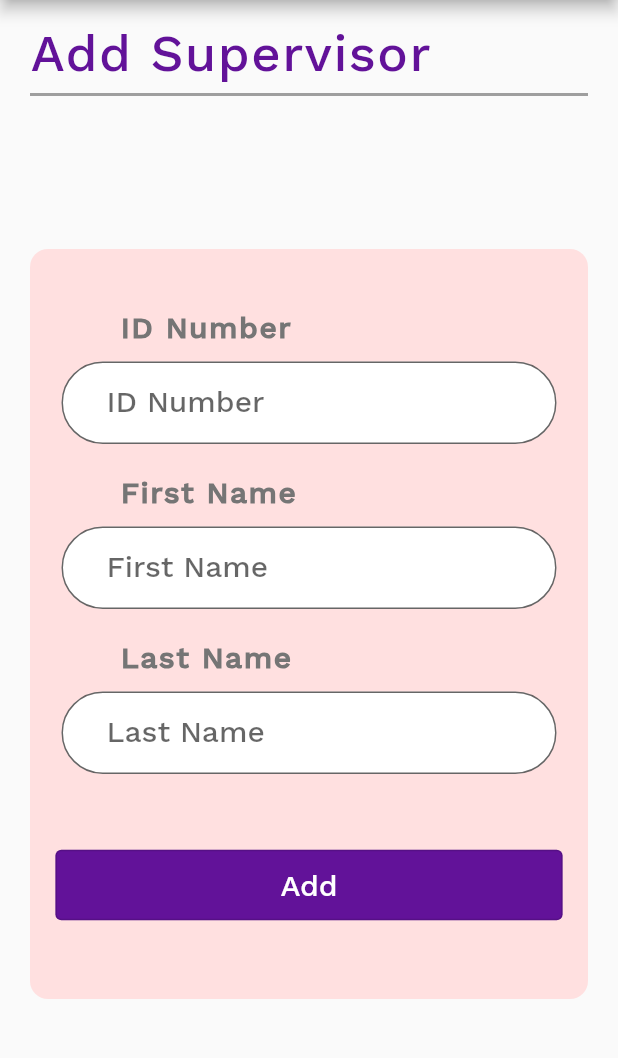
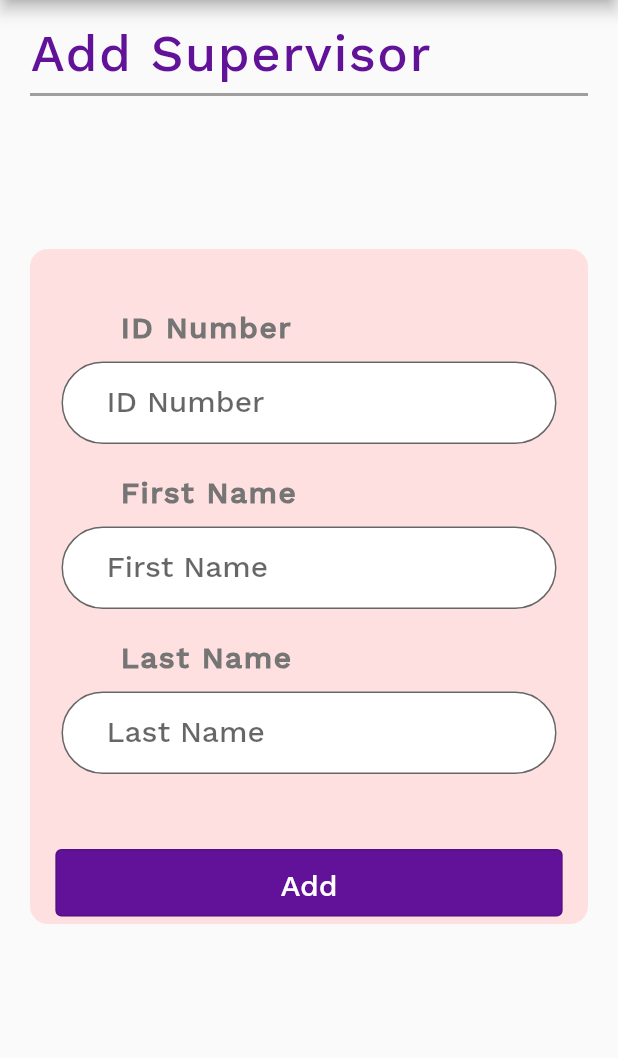
Before and after one commit to marcryangil/workforcemanagementsystem, a Flutter app: the Add_Supervisor screen opened by its route, on a phone screen of 412 x 824 dp, the part 84-1142 px from its top. Run offline on Flutter 3.47's test engine with Material 2 defaults, Android fonts, the phone set to English and light mode, and no system bars; accounts and stored records are empty.

Commit message:
Add files via upload

```diff
--- /dev/null
+++ b/lib/api/model/profile.dart
@@ -0,0 +1,22 @@
+import 'package:flutter/material.dart';
+//import 'package:flutter/cupertino.dart';
+
+class Profile {
+  final int id;
+  final String firstname;
+  final String lastname;
+
+  Profile({
+    @required this.id,
+    @required this.firstname,
+    @required this.lastname,
+  });
+
+  factory Profile.fromJson(Map<String, dynamic> json){
+    return Profile(
+      id: json['data']['id'] as int,
+      firstname: json['data']['firstname'] as String,
+      lastname: json['data']['lastname'] as String,
+    );
+  }
+}
--- a/lib/pages/add_employee.dart
+++ b/lib/pages/add_employee.dart
@@ -190,6 +190,8 @@ class Add_Employee extends StatelessWidget {
                         ),
                         SizedBox(height: 50.0,),
                         Center(
+                          child: SizedBox(
+                            height: 45,
                             child: OutlinedButton(
                               onPressed: (){
                                 Navigator.pushNamed(context, '/dashboard');
@@ -206,13 +208,13 @@ class Add_Employee extends StatelessWidget {
                               ),
                             ),
                           ),
+                        ),
                       ],
                     ),
                   ),
 
                 ),
                 SizedBox(height: 70,),
-
                 Center(
                   //padding: EdgeInsets.fromLTRB(60.0, 0, 0, 12),
                   child: Text(
--- a/lib/pages/add_supervisor.dart
+++ b/lib/pages/add_supervisor.dart
@@ -40,7 +40,7 @@ class Add_Supervisor extends StatelessWidget {
                 SizedBox(height: 95.0,),
                 SizedBox( ////////////////////////BOX
                   width: 600,
-                  height: 500,
+                  height: 450,
                   child: Container(
                     padding: EdgeInsets.fromLTRB(0, 40, 0, 0),
                     decoration: BoxDecoration(
@@ -155,6 +155,8 @@ class Add_Supervisor extends StatelessWidget {
                         ),
                         SizedBox(height: 50.0,),
                         Center(
+                          child: SizedBox(
+                            height: 45,
                             child: OutlinedButton(
                               onPressed: (){
                                 Navigator.pushNamed(context, '/dashboard');
@@ -171,12 +173,13 @@ class Add_Supervisor extends StatelessWidget {
                               ),
                             ),
                           ),
+                        ),
                       ],
                     ),
                   ),
 
                 ),
-                SizedBox(height: 135,),
+                SizedBox(height: 175,),
                 Center(
                   //padding: EdgeInsets.fromLTRB(60.0, 0, 0, 12),
                   child: Text(
--- a/lib/pages/portal.dart
+++ b/lib/pages/portal.dart
@@ -67,18 +67,24 @@ class Portal extends StatelessWidget {
             ),
             SizedBox(height: 40.0,),
             Center(
+              child: SizedBox(
+                height: 45,
                 child: OutlinedButton(
                   onPressed: (){
                     Navigator.pushNamed(context, '/login');
                   },
                   child: Text('Portal'),
                   style: OutlinedButton.styleFrom(
+                      shape: new RoundedRectangleBorder(borderRadius: new BorderRadius.circular(10.0)),
                       padding: EdgeInsets.fromLTRB(120.0, 10.0, 120.0, 10.0),
                       backgroundColor: Colors.white,
                       primary: color_purple,
                       textStyle: TextStyle(
+                        letterSpacing: .5,
+                        fontWeight: FontWeight.bold,
                         fontSize: 20.0,
                       )
+                  ),
                 ),
               ),
             )
--- a/pubspec.yaml
+++ b/pubspec.yaml
@@ -23,6 +23,7 @@ environment:
 dependencies:
   flutter:
     sdk: flutter
+  http: ^0.12.1
 
 
   # The following adds the Cupertino Icons font to your application.
```
Also changed, not shown: lib/api/service/api_gateway.dart (added, +22 -0 lines), lib/api/utils/env_endpoints.dart (added, +11 -0 lines), lib/api/utils/network.dart (added, +18 -0 lines), lib/pages/drawer_main.dart (+61 -9 lines), lib/pages/login.dart (+34 -1 lines). Lines whose indentation alone changed are shown as unchanged.
